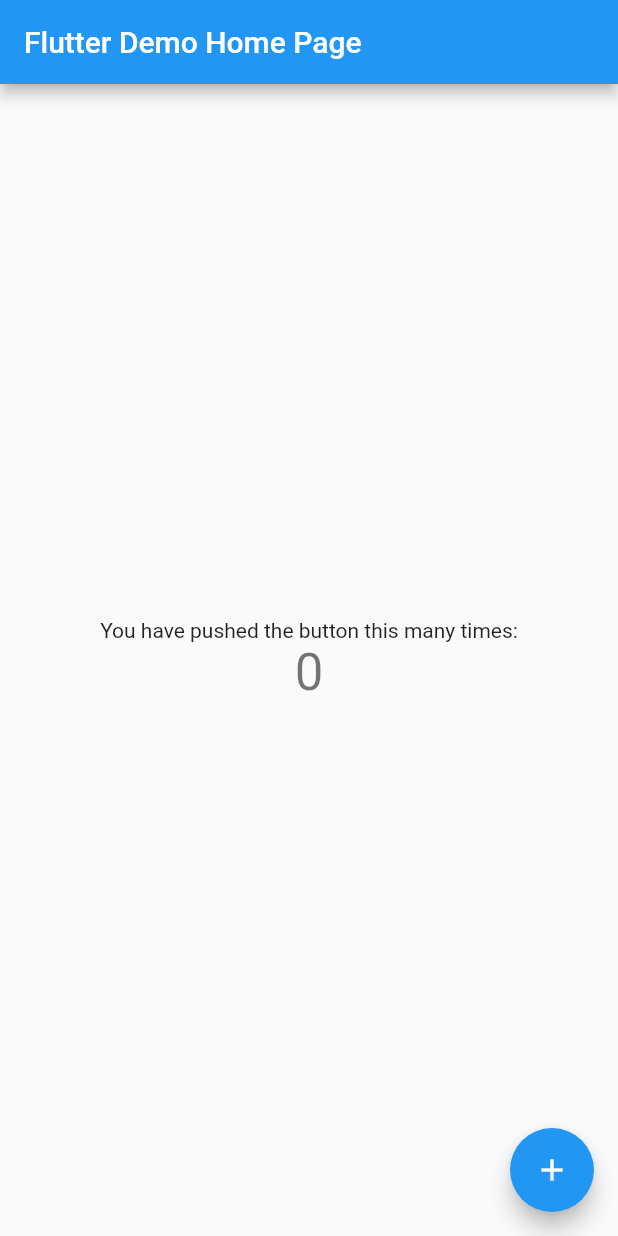
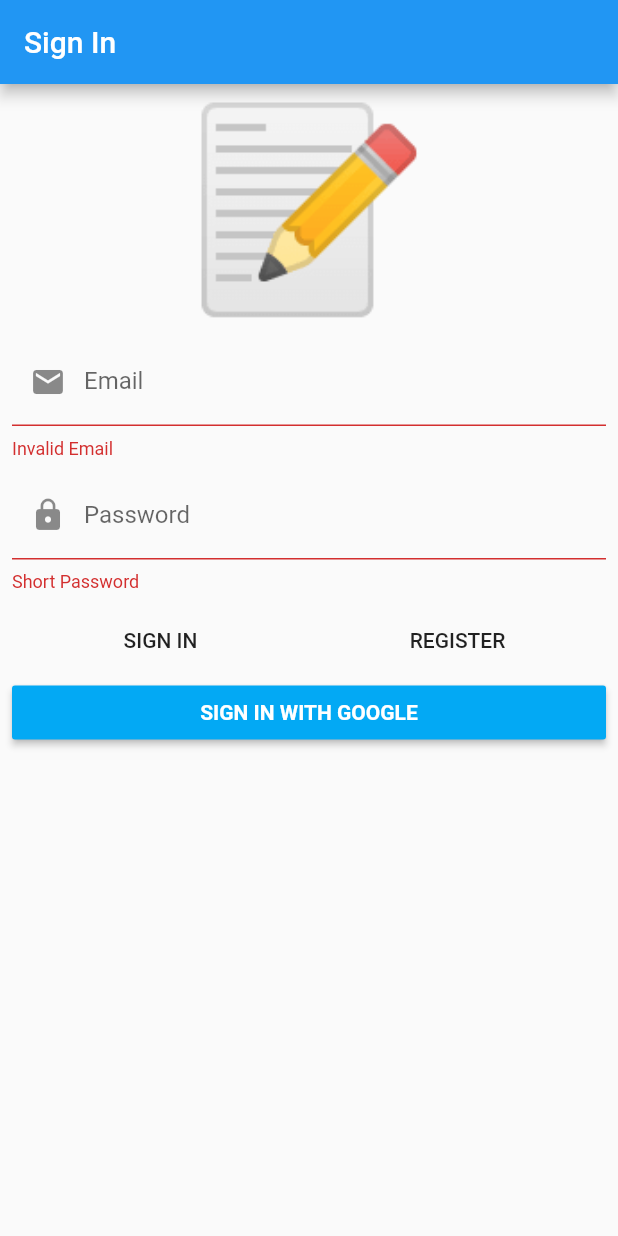
Before and after one commit to danPyk/todo_flutter, a Flutter app: the screen it shows after launch, on a phone screen of 412 x 824 dp. Run offline on Flutter 3.47's test engine with Material 2 defaults, Android fonts, the phone set to English and light mode, and no system bars; our stand-ins replace bloc, dartz, firebase_auth, firebase_core, flutter_bloc, freezed_annotation and 3 more; accounts and stored records are empty.

Commit message:
validating forms work

```diff
--- a/analysis_options.yaml
+++ b/analysis_options.yaml
@@ -8,6 +8,11 @@
 # The following line activates a set of recommended lints for Flutter apps,
 # packages, and plugins designed to encourage good coding practices.
 include: package:flutter_lints/flutter.yaml
+
+analyzer:
+  errors:
+    must_be_immutable: error
+
 
 linter:
   # The lint rules applied to this project can be customized in the
--- a/lib/application/auth/signInForm/sign_in_form_bloc.dart
+++ b/lib/application/auth/signInForm/sign_in_form_bloc.dart
@@ -1,7 +1,7 @@
 import 'package:bloc/bloc.dart';
 import 'package:dartz/dartz.dart';
 import 'package:freezed_annotation/freezed_annotation.dart';
-import 'package:meta/meta.dart';
+import 'package:injectable/injectable.dart';
 import 'package:todo_flutter/domain/auth/auth_failure.dart';
 import 'package:todo_flutter/domain/auth/i_auth_facade.dart';
 import 'package:todo_flutter/domain/auth/value_objects.dart';
@@ -11,7 +11,7 @@ part 'sign_in_form_bloc.freezed.dart';
 part 'sign_in_form_event.dart';
 
 part 'sign_in_form_state.dart';
-
+@injectable
 class SignInFormBloc extends Bloc<SignInFormEvent, SignInFormState> {
   final IAuthFacade _iAuthFacade;
 
--- a/lib/infrastructure/auth/firebase_auth_facade.dart
+++ b/lib/infrastructure/auth/firebase_auth_facade.dart
@@ -3,11 +3,13 @@ import 'package:dartz/dartz.dart';
 import 'package:firebase_auth/firebase_auth.dart';
 import 'package:flutter/services.dart';
 import 'package:google_sign_in/google_sign_in.dart';
+import 'package:injectable/injectable.dart';
 import 'package:todo_flutter/core/errors.dart';
 import 'package:todo_flutter/domain/auth/auth_failure.dart';
 import 'package:todo_flutter/domain/auth/i_auth_facade.dart';
 import 'package:todo_flutter/domain/auth/value_objects.dart';
 
+@LazySingleton(as: IAuthFacade)
 class FirebaseAuthFacade implements IAuthFacade {
   final FirebaseAuth _firebaseAuth;
   final GoogleSignIn _googleSignIn;
--- /dev/null
+++ b/lib/infrastructure/firebase_injectable_module.dart
@@ -0,0 +1,17 @@
+//class which helps register 3rd party modules with injectable
+
+import 'package:firebase_auth/firebase_auth.dart';
+import 'package:google_sign_in/google_sign_in.dart';
+import 'package:injectable/injectable.dart';
+
+@module
+abstract class FirebaseInjectableModule{
+  @lazySingleton
+  GoogleSignIn get googleSignIn => GoogleSignIn();
+  @lazySingleton
+  FirebaseAuth get firebaseAuth => FirebaseAuth.instance;
+
+  // @lazySingleton
+  // Firestore get firestore => Firestore.instance;
+
+}
--- /dev/null
+++ b/lib/injection.dart
@@ -0,0 +1,10 @@
+import 'package:get_it/get_it.dart';
+import 'package:injectable/injectable.dart';
+import 'package:todo_flutter/injection.config.dart';
+
+final GetIt getIt = GetIt.instance;
+
+@injectableInit
+void configureInjection(String env){
+  $initGetIt(getIt, environment: env);
+}
--- a/lib/main.dart
+++ b/lib/main.dart
@@ -1,115 +1,13 @@
+import 'package:firebase_core/firebase_core.dart';
 import 'package:flutter/material.dart';
+import 'package:injectable/injectable.dart';
+import 'package:todo_flutter/injection.dart';
+import 'package:todo_flutter/presentation/app_widget.dart';
 
-void main() {
-  runApp(const MyApp());
+void main() async{
+  configureInjection(Environment.prod);
+
+  WidgetsFlutterBinding.ensureInitialized();
+  await Firebase.initializeApp();
+  runApp( AppWidget());
 }
-
-class MyApp extends StatelessWidget {
-  const MyApp({Key? key}) : super(key: key);
-
-  // This widget is the root of your application.
-  @override
-  Widget build(BuildContext context) {
-    return MaterialApp(
-      title: 'Flutter Demo',
-      theme: ThemeData(
-        // This is the theme of your application.
-        //
-        // Try running your application with "flutter run". You'll see the
-        // application has a blue toolbar. Then, without quitting the app, try
-        // changing the primarySwatch below to Colors.green and then invoke
-        // "hot reload" (press "r" in the console where you ran "flutter run",
-        // or simply save your changes to "hot reload" in a Flutter IDE).
-        // Notice that the counter didn't reset back to zero; the application
-        // is not restarted.
-        primarySwatch: Colors.blue,
-      ),
-      home: const MyHomePage(title: 'Flutter Demo Home Page'),
-    );
-  }
-}
-
-class MyHomePage extends StatefulWidget {
-  const MyHomePage({Key? key, required this.title}) : super(key: key);
-
-  // This widget is the home page of your application. It is stateful, meaning
-  // that it has a State object (defined below) that contains fields that affect
-  // how it looks.
-
-  // This class is the configuration for the state. It holds the values (in this
-  // case the title) provided by the parent (in this case the App widget) and
-  // used by the build method of the State. Fields in a Widget subclass are
-  // always marked "final".
-
-  final String title;
-
-  @override
-  State<MyHomePage> createState() => _MyHomePageState();
-}
-
-class _MyHomePageState extends State<MyHomePage> {
-  int _counter = 0;
-
-  void _incrementCounter() {
-    setState(() {
-      // This call to setState tells the Flutter framework that something has
-      // changed in this State, which causes it to rerun the build method below
-      // so that the display can reflect the updated values. If we changed
-      // _counter without calling setState(), then the build method would not be
-      // called again, and so nothing would appear to happen.
-      _counter++;
-    });
-  }
-
-  @override
-  Widget build(BuildContext context) {
-    // This method is rerun every time setState is called, for instance as done
-    // by the _incrementCounter method above.
-    //
-    // The Flutter framework has been optimized to make rerunning build methods
-    // fast, so that you can just rebuild anything that needs updating rather
-    // than having to individually change instances of widgets.
-    return Scaffold(
-      appBar: AppBar(
-        // Here we take the value from the MyHomePage object that was created by
-        // the App.build method, and use it to set our appbar title.
-        title: Text(widget.title),
-      ),
-      body: Center(
-        // Center is a layout widget. It takes a single child and positions it
-        // in the middle of the parent.
-        child: Column(
-          // Column is also a layout widget. It takes a list of children and
-          // arranges them vertically. By default, it sizes itself to fit its
-          // children horizontally, and tries to be as tall as its parent.
-          //
-          // Invoke "debug painting" (press "p" in the console, choose the
-          // "Toggle Debug Paint" action from the Flutter Inspector in Android
-          // Studio, or the "Toggle Debug Paint" command in Visual Studio Code)
-          // to see the wireframe for each widget.
-          //
-          // Column has various properties to control how it sizes itself and
-          // how it positions its children. Here we use mainAxisAlignment to
-          // center the children vertically; the main axis here is the vertical
-          // axis because Columns are vertical (the cross axis would be
-          // horizontal).
-          mainAxisAlignment: MainAxisAlignment.center,
-          children: <Widget>[
-            const Text(
-              'You have pushed the button this many times:',
-            ),
-            Text(
-              '$_counter',
-              style: Theme.of(context).textTheme.headline4,
-            ),
-          ],
-        ),
-      ),
-      floatingActionButton: FloatingActionButton(
-        onPressed: _incrementCounter,
-        tooltip: 'Increment',
-        child: const Icon(Icons.add),
-      ), // This trailing comma makes auto-formatting nicer for build methods.
-    );
-  }
-}
--- /dev/null
+++ b/lib/presentation/app_widget.dart
@@ -0,0 +1,39 @@
+import 'package:flutter/material.dart';
+import 'package:flutter_bloc/flutter_bloc.dart';
+import 'package:todo_flutter/presentation/sign_in/sign_in_page.dart';
+
+import '../injection.dart';
+
+
+class AppWidget extends StatelessWidget {
+  @override
+  Widget build(BuildContext context) {
+    return MaterialApp(
+      home: SignInPage(),
+    );
+    // return MultiBlocProvider(
+    //   providers: [
+    //     BlocProvider(
+    //       create: (context) =>
+    //       getIt<AuthBloc>()..add(const AuthEvent.authCheckRequested()),
+    //     )
+    //   ],
+    //   child: MaterialApp(
+    //     title: 'Todo',
+    //     debugShowCheckedModeBanner: false,
+    //     //builder: ExtendedNavigator.builder(router: app_router.Router()),
+    //     theme: ThemeData.light().copyWith(
+    //       primaryColor: Colors.green[800],
+    //       floatingActionButtonTheme: FloatingActionButtonThemeData(
+    //         backgroundColor: Colors.blue[900],
+    //       ),
+    //       inputDecorationTheme: InputDecorationTheme(
+    //         border: OutlineInputBorder(
+    //           borderRadius: BorderRadius.circular(8),
+    //         ),
+    //       ),
+    //     ),
+    //   ),
+    // );
+  }
+}
--- /dev/null
+++ b/lib/presentation/sign_in/sign_in_page.dart
@@ -0,0 +1,20 @@
+import 'package:flutter/material.dart';
+import 'package:flutter_bloc/flutter_bloc.dart';
+import 'package:todo_flutter/application/auth/signInForm/sign_in_form_bloc.dart';
+import 'package:todo_flutter/injection.dart';
+import 'package:todo_flutter/presentation/widgets/sign_in_form.dart';
+
+class SignInPage extends StatelessWidget {
+  @override
+  Widget build(BuildContext context) {
+    return Scaffold(
+      appBar: AppBar(
+        title: const Text('Sign In'),
+      ),
+      body: BlocProvider(
+        create: (context) => getIt<SignInFormBloc>(),
+        child: SignInForm(),
+      ),
+    );
+  }
+}
--- /dev/null
+++ b/lib/presentation/widgets/sign_in_form.dart
@@ -0,0 +1,141 @@
+
+import 'package:flutter/material.dart';
+import 'package:flutter_bloc/flutter_bloc.dart';
+import 'package:todo_flutter/application/auth/signInForm/sign_in_form_bloc.dart';
+
+class SignInForm extends StatelessWidget {
+  @override
+  Widget build(BuildContext context) {
+    return BlocConsumer<SignInFormBloc, SignInFormState>(
+      listener: (context, state) {
+        // state.authFailureOrSuccessOption.fold(
+        //       () {},
+        //       (either) => either.fold(
+        //         (failure) {
+        //       FlushbarHelper.createError(
+        //         message: failure.map(
+        //           cancelledByUser: (_) => 'Cancelled',
+        //           serverError: (_) => 'Server error',
+        //           emailAlreadyInUse: (_) => 'Email already in use',
+        //           invalidEmailAndPasswordCombination: (_) =>
+        //           'Invalid email and password combination',
+        //         ),
+        //       ).show(context);
+        //     },
+        //         (_) {
+        //       ExtendedNavigator.of(context).replace(Routes.notesOverviewPage);
+        //       context
+        //           .read()<AuthBloc>()
+        //           .add(const AuthEvent.authCheckRequested());
+        //     },
+        //   ),
+        // );
+      },
+      builder: (context, state) {
+        return Form(
+          autovalidateMode: AutovalidateMode.always,
+          child: ListView(
+            padding: const EdgeInsets.all(8),
+            children: [
+              const Text(
+                '📝',
+                textAlign: TextAlign.center,
+                style: TextStyle(fontSize: 130),
+              ),
+              const SizedBox(height: 8),
+              TextFormField(
+                decoration: const InputDecoration(
+                  prefixIcon: Icon(Icons.email),
+                  labelText: 'Email',
+                ),
+                autocorrect: false,
+                onChanged: (value) => context
+                    .read<SignInFormBloc>()
+                    .add(SignInFormEvent.emailChanged(value)),
+                //obtaining value from either
+                validator: (_) => context
+                    .read<SignInFormBloc>()
+                    .state
+                    .emailAddress
+                    .value
+                    .fold(
+                      (f) => f.maybeMap(
+                    invalidEmail: (_) => 'Invalid Email',
+                    orElse: () => null,
+                  ),
+                      (_) => null,
+                ),
+              ),
+              const SizedBox(height: 8),
+              TextFormField(
+                decoration: const InputDecoration(
+                  prefixIcon: Icon(Icons.lock),
+                  labelText: 'Password',
+                ),
+                autocorrect: false,
+                obscureText: true,
+                onChanged: (value) => context
+                    .read<SignInFormBloc>()
+                    .add(SignInFormEvent.passwordChanged(value)),
+                validator: (_) =>
+                    context.read<SignInFormBloc>().state.password.value.fold(
+                          (f) => f.maybeMap(
+                        shortPassword: (_) => 'Short Password',
+                        orElse: () => null,
+                      ),
+                          (_) => null,
+                    ),
+              ),
+              const SizedBox(height: 8),
+              Row(
+                children: [
+                  Expanded(
+                    child: MaterialButton(
+                      onPressed: () {
+                        context.read<SignInFormBloc>().add(
+                          const SignInFormEvent
+                              .signInWithEmailAndPasswordPressed(),
+                        );
+                      },
+                      child: const Text('SIGN IN'),
+                    ),
+                  ),
+                  Expanded(
+                    child: MaterialButton(
+                      onPressed: () {
+                        context.read<SignInFormBloc>().add(
+                          const SignInFormEvent
+                              .registerWithEmailAndPasswordPressed(),
+                        );
+                      },
+                      child: const Text('REGISTER'),
+                    ),
+                  ),
+                ],
+              ),
+              MaterialButton(
+                onPressed: () {
+                  context
+                      .read<SignInFormBloc>()
+                      .add(const SignInFormEvent.signInWithGooglePressed());
+                },
+                color: Colors.lightBlue,
+                child: const Text(
+                  'SIGN IN WITH GOOGLE',
+                  style: TextStyle(
+                    color: Colors.white,
+                    fontWeight: FontWeight.bold,
+                  ),
+                ),
+              ),
+              if (state.isSubmitting) ...[
+                const SizedBox(height: 8),
+                const LinearProgressIndicator(value: null),
+              ]
+            ],
+          ),
+        );
+      },
+    );
+  }
+}
--- a/pubspec.yaml
+++ b/pubspec.yaml
@@ -36,6 +36,12 @@ dependencies:
   firebase_core: ^1.10.6
   firebase_auth: ^3.3.4
   google_sign_in: ^5.2.1
+
+  injectable: ^1.5.0
+  get_it: ^7.2.0
+  injectable_generator: ^1.5.2
+  lint: ^1.8.1
+  provider: ^6.0.1
 
 
 
```
Also changed, not shown: lib/injection.config.dart (added), pubspec.lock, 2 other files.
